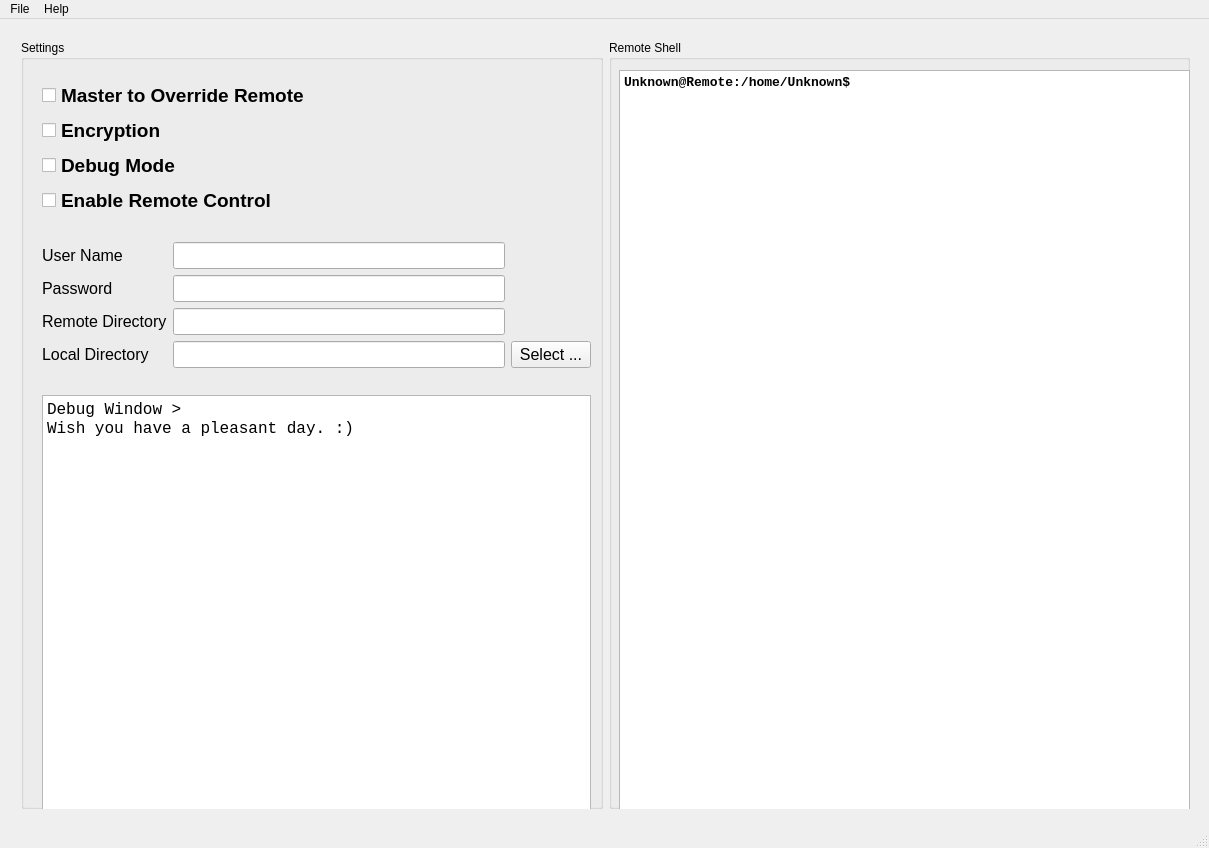
NiklasWang/Uranium, file gui/designer/MainWindow.ui: the form before one commit.
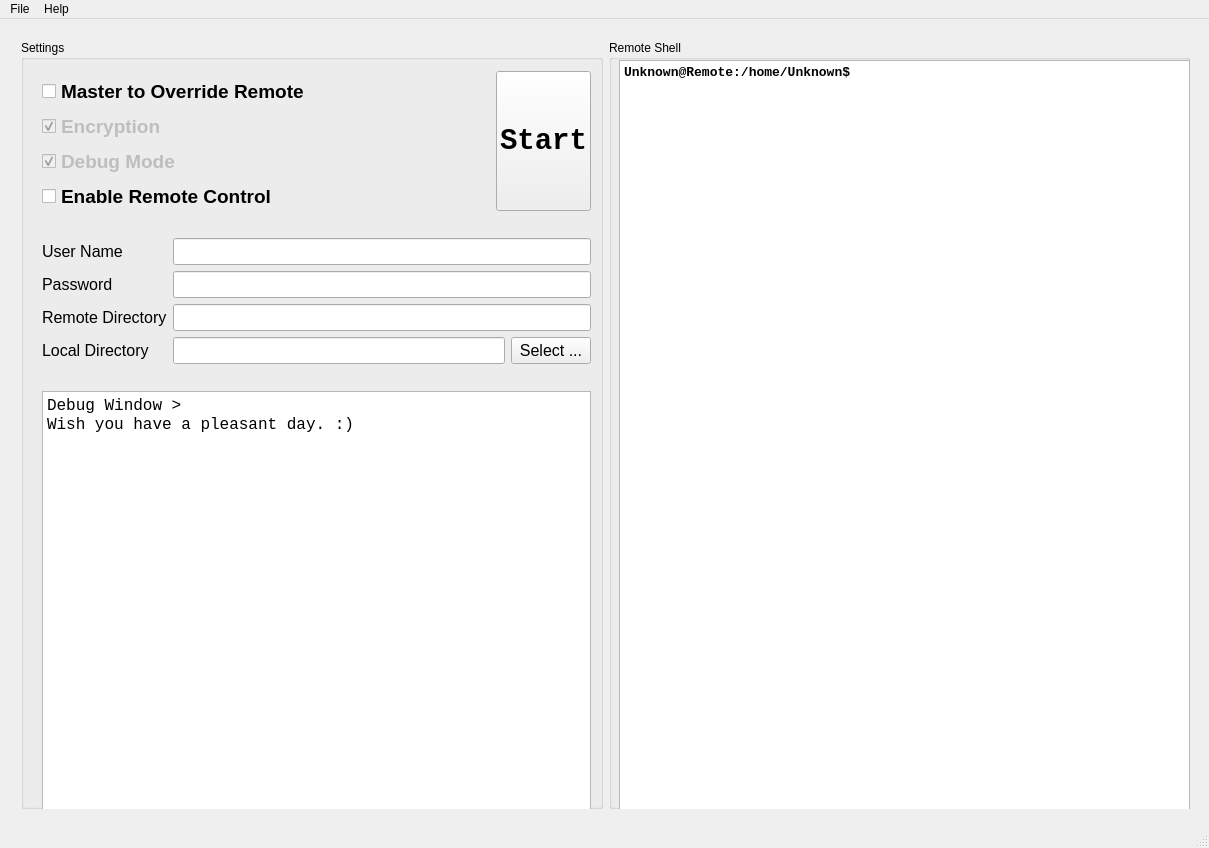
The form after the commit.

```diff
--- a/gui/designer/MainWindow.ui
+++ b/gui/designer/MainWindow.ui
@@ -13,7 +13,7 @@
   <property name="windowTitle">
    <string>MainWindow</string>
   </property>
-  <widget class="QWidget" name="centralWidget">
+  <widget class="QWidget" name="mCentralWidget">
    <widget class="QWidget" name="horizontalLayoutWidget">
     <property name="geometry">
      <rect>
@@ -33,15 +33,15 @@
         <property name="geometry">
          <rect>
           <x>10</x>
-          <y>30</y>
+          <y>20</y>
           <width>571</width>
-          <height>751</height>
+          <height>761</height>
          </rect>
         </property>
         <layout class="QVBoxLayout" name="mSettingverticalLayout">
          <item>
-          <layout class="QFormLayout" name="mCheckBoxFormLayout">
-           <item row="0" column="0">
+          <layout class="QGridLayout" name="mCheckBoxGridLayout">
+           <item row="1" column="0">
             <widget class="QCheckBox" name="mMasterCheckBox">
              <property name="font">
               <font>
@@ -55,22 +55,45 @@
              </property>
             </widget>
            </item>
-           <item row="1" column="0">
-            <widget class="QCheckBox" name="mEncryptionCheckBox">
+           <item row="0" column="4" rowspan="5">
+            <widget class="QPushButton" name="mStartPushButton">
+             <property name="sizePolicy">
+              <sizepolicy hsizetype="Preferred" vsizetype="Expanding">
+               <horstretch>0</horstretch>
+               <verstretch>0</verstretch>
+              </sizepolicy>
+             </property>
              <property name="font">
               <font>
-               <pointsize>14</pointsize>
+               <family>Consolas</family>
+               <pointsize>22</pointsize>
                <weight>75</weight>
                <bold>true</bold>
               </font>
              </property>
              <property name="text">
-              <string>Encryption</string>
+              <string>Start</string>
              </property>
             </widget>
            </item>
-           <item row="2" column="0">
+           <item row="1" column="1" rowspan="4">
+            <spacer name="mCheckBoxHorizontalSpacer">
+             <property name="orientation">
+              <enum>Qt::Horizontal</enum>
+             </property>
+             <property name="sizeHint" stdset="0">
+              <size>
+               <width>40</width>
+               <height>20</height>
+              </size>
+             </property>
+            </spacer>
+           </item>
+           <item row="3" column="0">
             <widget class="QCheckBox" name="mDebugCheckBox">
+             <property name="enabled">
+              <bool>false</bool>
+             </property>
              <property name="font">
               <font>
                <pointsize>14</pointsize>
@@ -81,9 +104,12 @@
              <property name="text">
               <string>Debug Mode</string>
              </property>
+             <property name="checked">
+              <bool>true</bool>
+             </property>
             </widget>
            </item>
-           <item row="3" column="0">
+           <item row="4" column="0">
             <widget class="QCheckBox" name="mRemoteControlCheckBox">
              <property name="font">
               <font>
@@ -97,6 +123,55 @@
              </property>
             </widget>
            </item>
+           <item row="2" column="0">
+            <widget class="QCheckBox" name="mEncryptionCheckBox">
+             <property name="enabled">
+              <bool>false</bool>
+             </property>
+             <property name="font">
+              <font>
+               <pointsize>14</pointsize>
+               <weight>75</weight>
+               <bold>true</bold>
+              </font>
+             </property>
+             <property name="text">
+              <string>Encryption</string>
+             </property>
+             <property name="checkable">
+              <bool>true</bool>
+             </property>
+             <property name="checked">
+              <bool>true</bool>
+             </property>
+            </widget>
+           </item>
+           <item row="1" column="2" rowspan="4">
+            <widget class="QLabel" name="mStatusLabel">
+             <property name="sizePolicy">
+              <sizepolicy hsizetype="Preferred" vsizetype="Expanding">
+               <horstretch>0</horstretch>
+               <verstretch>0</verstretch>
+              </sizepolicy>
+             </property>
+             <property name="text">
+              <string>          </string>
+             </property>
+            </widget>
+           </item>
+           <item row="1" column="3" rowspan="4">
+            <widget class="QLabel" name="mStartedLabel">
+             <property name="sizePolicy">
+              <sizepolicy hsizetype="Preferred" vsizetype="Expanding">
+               <horstretch>0</horstretch>
+               <verstretch>0</verstretch>
+              </sizepolicy>
+             </property>
+             <property name="text">
+              <string>          </string>
+             </property>
+            </widget>
+           </item>
           </layout>
          </item>
          <item>
@@ -113,6 +188,18 @@
          </item>
          <item>
           <layout class="QGridLayout" name="mInputBoxGridLayout">
+           <item row="3" column="0">
+            <widget class="QLabel" name="mLocalDirLabel">
+             <property name="font">
+              <font>
+               <pointsize>12</pointsize>
+              </font>
+             </property>
+             <property name="text">
+              <string>Local Directory</string>
+             </property>
+            </widget>
+           </item>
            <item row="3" column="1">
             <widget class="QLineEdit" name="mLocalDirLineEdit">
              <property name="font">
@@ -122,6 +209,20 @@
              </property>
             </widget>
            </item>
+           <item row="1" column="0">
+            <widget class="QLabel" name="mPasswordLabel">
+             <property name="font">
+              <font>
+               <pointsize>12</pointsize>
+               <weight>50</weight>
+               <bold>false</bold>
+              </font>
+             </property>
+             <property name="text">
+              <string>Password</string>
+             </property>
+            </widget>
+           </item>
            <item row="3" column="2">
             <widget class="QPushButton" name="mSelectPushButton">
              <property name="font">
@@ -136,29 +237,6 @@
              </property>
             </widget>
            </item>
-           <item row="1" column="0">
-            <widget class="QLabel" name="mPasswordLabel">
-             <property name="font">
-              <font>
-               <pointsize>12</pointsize>
-               <weight>50</weight>
-               <bold>false</bold>
-              </font>
-             </property>
-             <property name="text">
-              <string>Password</string>
-             </property>
-            </widget>
-           </item>
-           <item row="1" column="1">
-            <widget class="QLineEdit" name="mPasswordLineEdit">
-             <property name="font">
-              <font>
-               <pointsize>12</pointsize>
-              </font>
-             </property>
-            </widget>
-           </item>
            <item row="0" column="0">
             <widget class="QLabel" name="mUserNameLabel">
              <property name="font">
@@ -185,19 +263,7 @@
              </property>
             </widget>
            </item>
-           <item row="3" column="0">
-            <widget class="QLabel" name="mLocalDirLabel">
-             <property name="font">
-              <font>
-               <pointsize>12</pointsize>
-              </font>
-             </property>
-             <property name="text">
-              <string>Local Directory</string>
-             </property>
-            </widget>
-           </item>
-           <item row="2" column="1">
+           <item row="2" column="1" colspan="2">
             <widget class="QLineEdit" name="mRemoteDirLineEdit">
              <property name="font">
               <font>
@@ -206,7 +272,16 @@
              </property>
             </widget>
            </item>
-           <item row="0" column="1">
+           <item row="1" column="1" colspan="2">
+            <widget class="QLineEdit" name="mPasswordLineEdit">
+             <property name="font">
+              <font>
+               <pointsize>12</pointsize>
+              </font>
+             </property>
+            </widget>
+           </item>
+           <item row="0" column="1" colspan="2">
             <widget class="QLineEdit" name="mUserNameLineEdit">
              <property name="font">
               <font>
@@ -262,9 +337,9 @@
         <property name="geometry">
          <rect>
           <x>10</x>
-          <y>30</y>
+          <y>20</y>
           <width>571</width>
-          <height>751</height>
+          <height>761</height>
          </rect>
         </property>
         <property name="font">
@@ -294,7 +369,7 @@
      <x>0</x>
      <y>0</y>
      <width>1209</width>
-     <height>21</height>
+     <height>17</height>
     </rect>
    </property>
    <widget class="QMenu" name="mMenuFile">
```
Left out of the diff: 16 changed lines with no effect on the pictures.
